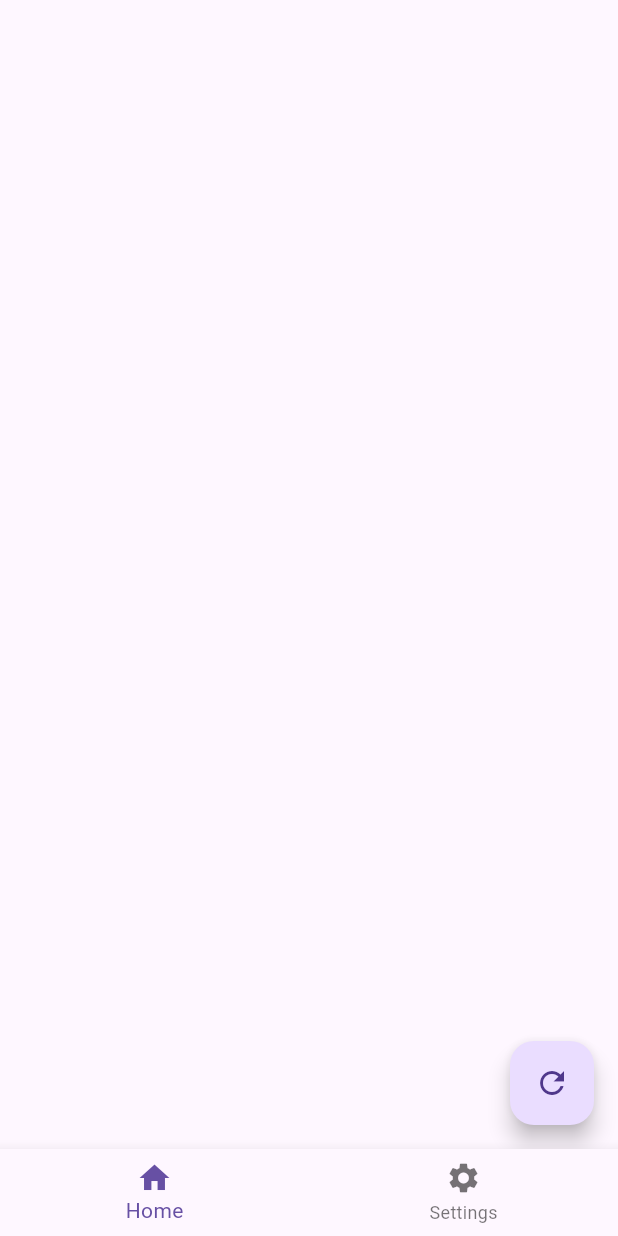
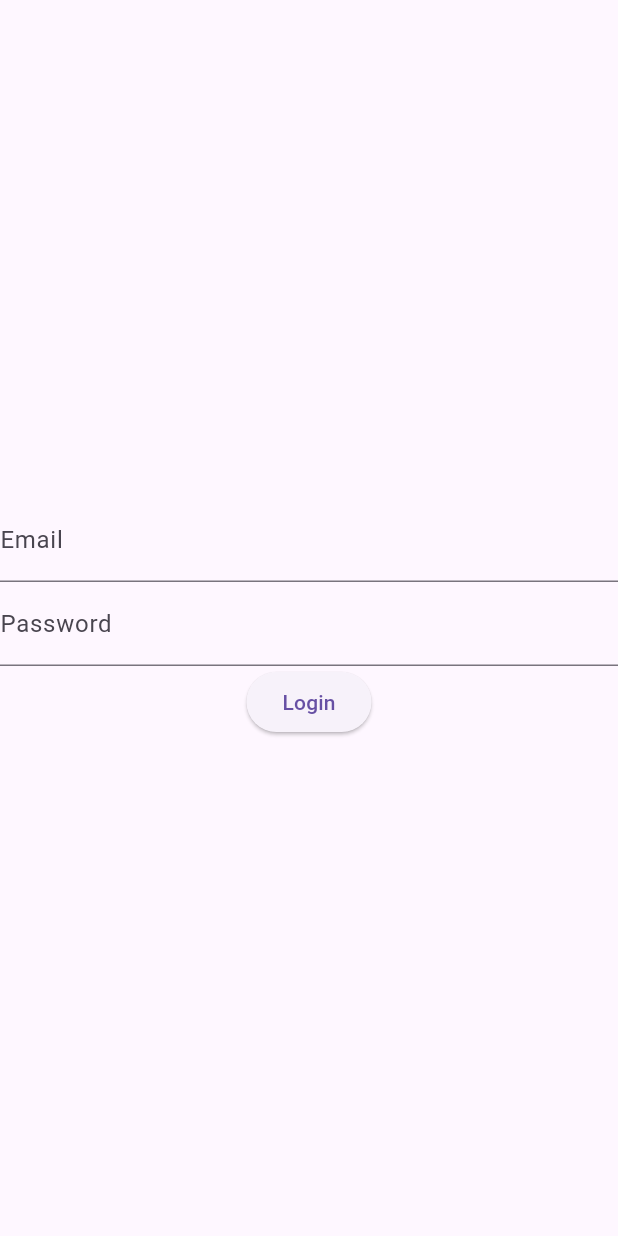
Before and after one commit to minaakamall/API_Project, a Flutter app: the screen it shows after launch, on a phone screen of 412 x 824 dp. Run offline on Flutter 3.47's test engine with Material 3 defaults, Android fonts, the phone set to English and light mode, and no system bars; our stand-ins replace firebase_auth, firebase_core; accounts and stored records are empty.

Commit message:
auth data base

```diff
--- /dev/null
+++ b/lib/home/data/data_source.dart
@@ -0,0 +1,31 @@
+import 'package:firebase_auth/firebase_auth.dart';
+
+class LoginDataSource {
+  static String errormessage = '';
+  Future<bool> login({
+    required String email,
+    required String password,
+  }) async {
+    try {
+      final credential = await FirebaseAuth.instance
+          .signInWithEmailAndPassword(email: email, password: password);
+      if (credential.user != null) {
+        return true;
+      } else {
+        throw Exception('user not found');
+      }
+    } on FirebaseAuthException catch (e) {
+      errormessage = e.message!;
+      if (e.code == 'user-not-found') {
+        print('No user found for that email.');
+      } else if (e.code == 'wrong-password') {
+        errormessage = e.message!;
+        print('Wrong password provided for that user.');
+      }
+      return false;
+    } catch (e) {
+      print(e);
+      return false;
+    }
+  }
+}
--- /dev/null
+++ b/lib/home/ui/screens/login_page.dart
@@ -0,0 +1,89 @@
+import 'package:apiproject/home/data/data_source.dart';
+import 'package:apiproject/home/ui/screens/home_nav.dart';
+import 'package:flutter/material.dart';
+
+class LoginPage extends StatefulWidget {
+  LoginPage({super.key});
+
+  final TextEditingController emailController = TextEditingController();
+  final TextEditingController passwordController = TextEditingController();
+  final GlobalKey<FormState> formKey = GlobalKey<FormState>();
+
+  @override
+  State<LoginPage> createState() => _LoginPageState();
+}
+
+class _LoginPageState extends State<LoginPage> {
+  final loginDataSource = LoginDataSource(); // Create an instance
+  String errorMessage = ''; // For showing error messages
+
+  @override
+  Widget build(BuildContext context) {
+    return Scaffold(
+      body: Form(
+        key: widget.formKey,
+        child: Column(
+          mainAxisAlignment: MainAxisAlignment.center,
+          children: [
+            TextFormField(
+              controller: widget.emailController,
+              decoration: const InputDecoration(labelText: 'Email'),
+              validator: (value) {
+                if (value == null || value.isEmpty) {
+                  return 'Please enter your email';
+                }
+                return null;
+              },
+            ),
+            TextFormField(
+              controller: widget.passwordController,
+              decoration: const InputDecoration(labelText: 'Password'),
+              obscureText: true,
+              validator: (value) {
+                if (value == null || value.isEmpty) {
+                  return 'Please enter your password';
+                }
+                return null;
+              },
+            ),
+            if (errorMessage.isNotEmpty) // Show error message if available
+              Padding(
+                padding: const EdgeInsets.symmetric(vertical: 10.0),
+                child: Text(
+                  errorMessage,
+                  style: const TextStyle(color: Colors.red),
+                ),
+              ),
+            ElevatedButton(
+              onPressed: () async {
+                if (widget.formKey.currentState?.validate() ?? false) {
+                  bool loginSuccess = await loginDataSource.login(
+                    email: widget.emailController.text,
+                    password: widget.passwordController.text,
+                  );
+
+                  if (loginSuccess) {
+                    // Successful login, navigate to HomeScreen
+                    // ignore: use_build_context_synchronously
+                    Navigator.of(context).pushAndRemoveUntil(
+                      MaterialPageRoute(
+                        builder: (context) => const HomeScreen(),
+                      ),
+                      (route) => false,
+                    );
+                  } else {
+                    // Show error message when login fails
+                    setState(() {
+                      errorMessage = LoginDataSource.errormessage;
+                    });
+                  }
+                }
+              },
+              child: const Text('Login'),
+            ),
+          ],
+        ),
+      ),
+    );
+  }
+}
--- a/lib/main.dart
+++ b/lib/main.dart
@@ -1,8 +1,15 @@
+import 'package:apiproject/firebase_options.dart';
 import 'package:apiproject/home/ui/screens/home_nav.dart';
+import 'package:apiproject/home/ui/screens/login_page.dart';
+import 'package:firebase_core/firebase_core.dart';
 import 'package:flutter/material.dart';
 
-void main() {
+void main() async {
   runApp(const MyApp());
+  WidgetsFlutterBinding.ensureInitialized();
+  await Firebase.initializeApp(
+    options: DefaultFirebaseOptions.currentPlatform,
+  );
 }
 
 class MyApp extends StatelessWidget {
@@ -10,8 +17,6 @@ class MyApp extends StatelessWidget {
 
   @override
   Widget build(BuildContext context) {
-    return const MaterialApp(
-      home:  HomeScreen()
-    );
+    return MaterialApp(home: LoginPage());
   }
 }
--- a/pubspec.yaml
+++ b/pubspec.yaml
@@ -36,6 +36,9 @@ dependencies:
   # Use with the CupertinoIcons class for iOS style icons.
   cupertino_icons: ^1.0.6
   http: ^1.2.2
+  firebase_core: ^3.4.0
+  firebase_auth: ^5.2.0
+
 
 dev_dependencies:
   flutter_test:
```
Also changed, not shown: firebase.json (added), lib/firebase_options.dart (added), pubspec.lock, 7 other files.
